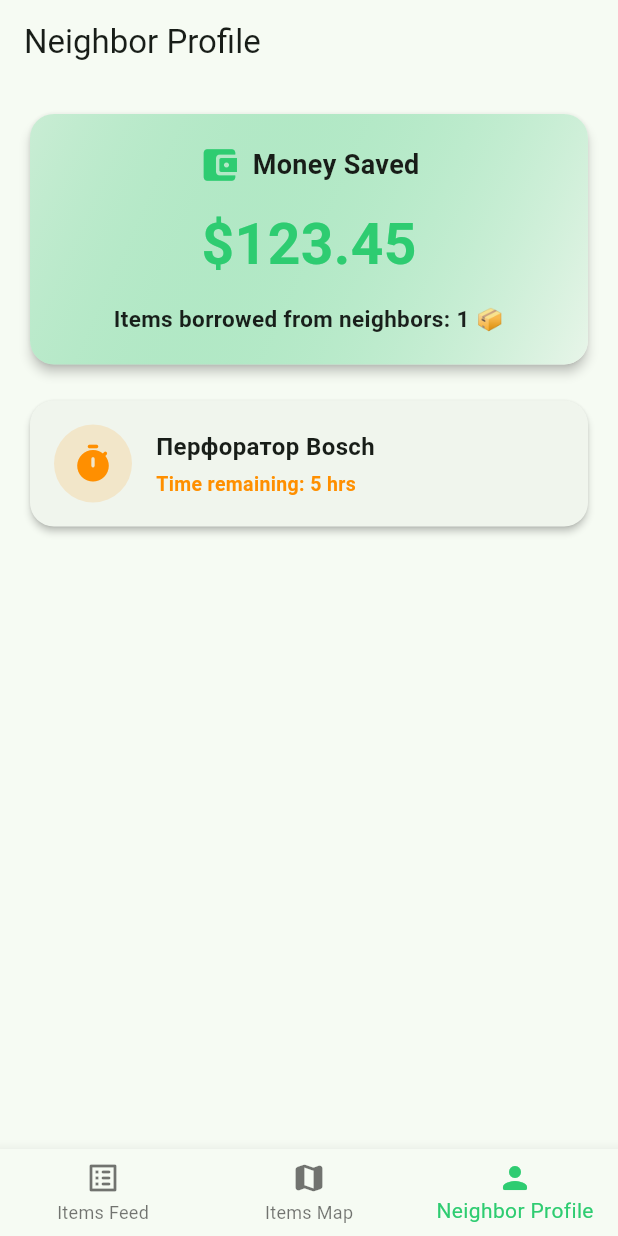
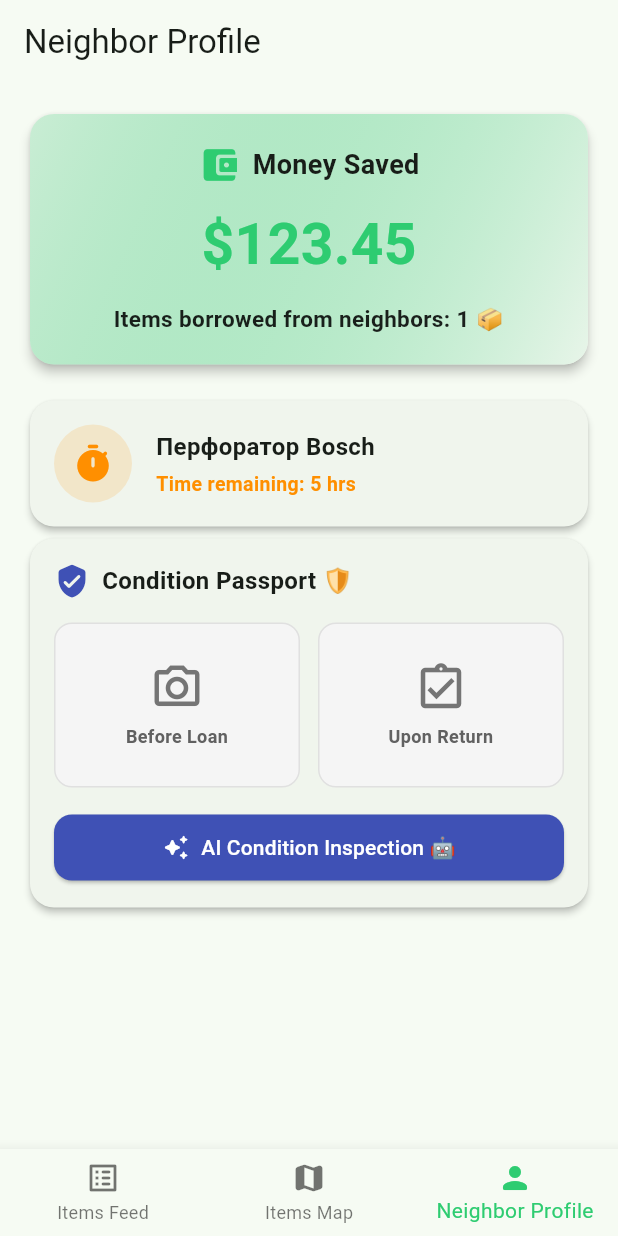
Before and after one commit to cherrydan/neighbor_share, a Flutter app: the screen it shows after launch, item 3 of the bottom bar chosen, on a phone screen of 412 x 824 dp. Run offline on Flutter 3.47's test engine with Material 3 defaults, Android fonts, the phone set to English and light mode, and no system bars.

Commit message:
feat: implement AI ItemConditionCard widget with photo slots and inspection trigger in ProfileScreen

```diff
--- a/lib/l10n/app_en.arb
+++ b/lib/l10n/app_en.arb
@@ -10,7 +10,13 @@
   "itemsBorrowedLabel": "Items borrowed from neighbors: {count} 📦",
   "activeLoanTitle": "Active Item Loan ⏳",
   "returnTimeRemaining": "Time remaining: {hours} hrs",
-  "loanOverdueWarning": "Return date overdue! 🔴"
+  "loanOverdueWarning": "Return date overdue! 🔴",
+  "conditionPassportTitle": "Condition Passport 🛡️",
+  "photoBeforeLabel": "Before Loan",
+  "photoAfterLabel": "Upon Return",
+  "aiInspectButton": "AI Condition Inspection 🤖",
+  "aiVerdictSuccess": "No damages detected! 100% Intact ✅"
+
 
 
 }
--- a/lib/l10n/app_localizations.dart
+++ b/lib/l10n/app_localizations.dart
@@ -173,6 +173,36 @@ abstract class AppLocalizations {
   /// In ru, this message translates to:
   /// **'Срок возврата истек! 🔴'**
   String get loanOverdueWarning;
+
+  /// No description provided for @conditionPassportTitle.
+  ///
+  /// In ru, this message translates to:
+  /// **'Паспорт сохранности 🛡️'**
+  String get conditionPassportTitle;
+
+  /// No description provided for @photoBeforeLabel.
+  ///
+  /// In ru, this message translates to:
+  /// **'До передачи'**
+  String get photoBeforeLabel;
+
+  /// No description provided for @photoAfterLabel.
+  ///
+  /// In ru, this message translates to:
+  /// **'При возврате'**
+  String get photoAfterLabel;
+
+  /// No description provided for @aiInspectButton.
+  ///
+  /// In ru, this message translates to:
+  /// **'AI Экспертиза сохранности 🤖'**
+  String get aiInspectButton;
+
+  /// No description provided for @aiVerdictSuccess.
+  ///
+  /// In ru, this message translates to:
+  /// **'Повреждений не обнаружено! Сохранность 100% ✅'**
+  String get aiVerdictSuccess;
 }
 
 class _AppLocalizationsDelegate
--- a/lib/l10n/app_localizations_en.dart
+++ b/lib/l10n/app_localizations_en.dart
@@ -47,4 +47,19 @@ class AppLocalizationsEn extends AppLocalizations {
 
   @override
   String get loanOverdueWarning => 'Return date overdue! 🔴';
+
+  @override
+  String get conditionPassportTitle => 'Condition Passport 🛡️';
+
+  @override
+  String get photoBeforeLabel => 'Before Loan';
+
+  @override
+  String get photoAfterLabel => 'Upon Return';
+
+  @override
+  String get aiInspectButton => 'AI Condition Inspection 🤖';
+
+  @override
+  String get aiVerdictSuccess => 'No damages detected! 100% Intact ✅';
 }
--- a/lib/screens/profile_screen.dart
+++ b/lib/screens/profile_screen.dart
@@ -1,4 +1,5 @@
 import 'package:flutter/material.dart';
+import 'package:neighbor_share/widgets/item_condition_card.dart';
 import '../l10n/app_localizations.dart';
 import '../models/item_enums.dart';
 import '../models/loan_model.dart';
@@ -41,6 +42,10 @@ class ProfileScreen extends StatelessWidget {
             loan: sampleLoan,
             itemName: 'Перфоратор Bosch',
           ),
+          ItemConditionCard(
+            photoBeforeUrl: 'https://example.com/photo_before.jpg',
+            photoAfterUrl: 'https://example.com/photo_after.jpg',
+          ),
         ],
       ),
     );
--- /dev/null
+++ b/lib/widgets/item_condition_card.dart
@@ -0,0 +1,168 @@
+import 'package:flutter/material.dart';
+import '../l10n/app_localizations.dart';
+
+class ItemConditionCard extends StatefulWidget {
+  final String? photoBeforeUrl;
+  final String? photoAfterUrl;
+
+  const ItemConditionCard({
+    super.key,
+    this.photoBeforeUrl,
+    this.photoAfterUrl,
+  });
+
+  @override
+  State<ItemConditionCard> createState() => _ItemConditionCardState();
+}
+
+class _ItemConditionCardState extends State<ItemConditionCard> {
+  bool _isAnalyzing = false;
+  String? _aiVerdict;
+
+  @override
+  Widget build(BuildContext context) {
+    final l10n = AppLocalizations.of(context)!;
+
+    return Card(
+      elevation: 2,
+      shape: RoundedRectangleBorder(borderRadius: BorderRadius.circular(16)),
+      child: Padding(
+        padding: const EdgeInsets.all(16.0),
+        child: Column(
+          crossAxisAlignment: CrossAxisAlignment.start,
+          children: [
+            // Заголовок
+            Row(
+              children: [
+                const Icon(Icons.verified_user_rounded, color: Colors.indigo, size: 24),
+                const SizedBox(width: 8),
+                Text(
+                  l10n.conditionPassportTitle,
+                  style: const TextStyle(fontSize: 16, fontWeight: FontWeight.bold),
+                ),
+              ],
+            ),
+            const SizedBox(height: 16),
+
+            // Две фото-плашки рядом
+            Row(
+              children: [
+                // 1. Фото ДО
+                Expanded(
+                  child: _buildPhotoSlot(
+                    label: l10n.photoBeforeLabel,
+                    icon: Icons.camera_alt_outlined,
+                    imageUrl: widget.photoBeforeUrl,
+                  ),
+                ),
+                const SizedBox(width: 12),
+
+                // 2. Фото ПОСЛЕ
+                Expanded(
+                  child: _buildPhotoSlot(
+                    label: l10n.photoAfterLabel,
+                    icon: Icons.assignment_turned_in_outlined,
+                    imageUrl: widget.photoAfterUrl,
+                  ),
+                ),
+              ],
+            ),
+            const SizedBox(height: 16),
+
+            // Кнопка AI Анализа
+            SizedBox(
+              width: double.infinity,
+              child: ElevatedButton.icon(
+                onPressed: _isAnalyzing
+                    ? null
+                    : () async {
+                        setState(() {
+                          _isAnalyzing = true;
+                          _aiVerdict = null;
+                        });
+
+                        // 🟢 Имитируем запрос к бесплатному ChatGPT AI (2 секунды)
+                        await Future.delayed(const Duration(seconds: 2));
+
+                        if (!mounted) return;
+                        setState(() {
+                          _isAnalyzing = false;
+                          _aiVerdict = l10n.aiVerdictSuccess;
+                        });
+                      },
+                icon: _isAnalyzing
+                    ? const SizedBox(
+                        width: 18,
+                        height: 18,
+                        child: CircularProgressIndicator(strokeWidth: 2, color: Colors.white),
+                      )
+                    : const Icon(Icons.auto_awesome_rounded),
+                label: Text(l10n.aiInspectButton),
+                style: ElevatedButton.styleFrom(
+                  backgroundColor: Colors.indigo,
+                  foregroundColor: Colors.white,
+                  padding: const EdgeInsets.symmetric(vertical: 12),
+                  shape: RoundedRectangleBorder(borderRadius: BorderRadius.circular(12)),
+                ),
+              ),
+            ),
+
+            // Вывод вердикта AI
+            if (_aiVerdict != null) ...[
+              const SizedBox(height: 12),
+              Container(
+                width: double.infinity,
+                padding: const EdgeInsets.all(12),
+                decoration: BoxDecoration(
+                  color: Colors.green.shade50,
+                  borderRadius: BorderRadius.circular(10),
+                  border: Border.all(color: Colors.green.shade300),
+                ),
+                child: Row(
+                  children: [
+                    const Icon(Icons.check_circle_rounded, color: Colors.green, size: 20),
+                    const SizedBox(width: 8),
+                    Expanded(
+                      child: Text(
+                        _aiVerdict!,
+                        style: const TextStyle(
+                          fontSize: 13,
+                          fontWeight: FontWeight.w600,
+                          color: Colors.green,
+                        ),
+                      ),
+                    ),
+                  ],
+                ),
+              ),
+            ],
+          ],
+        ),
+      ),
+    );
+  }
+
+  // Вспомогательный слот для фото
+  Widget _buildPhotoSlot({required String label, required IconData icon, String? imageUrl}) {
+    return Container(
+      height: 110,
+      decoration: BoxDecoration(
+        color: Colors.grey.shade100,
+        borderRadius: BorderRadius.circular(12),
+        border: Border.all(color: Colors.grey.shade300),
+      ),
+      child: Column(
+        mainAxisAlignment: MainAxisAlignment.center,
+        children: [
+          Icon(icon, size: 36, color: Colors.grey.shade600),
+          const SizedBox(height: 6),
+          Text(
+            label,
+            textAlign: TextAlign.center,
+            style: TextStyle(fontSize: 12, fontWeight: FontWeight.w600, color: Colors.grey.shade700),
+          ),
+        ],
+      ),
+    );
+  }
+}
```
Also changed, not shown: lib/l10n/app_es.arb (+7 -1 lines), lib/l10n/app_localizations_es.dart (+15 -0 lines), lib/l10n/app_localizations_pt.dart (+15 -0 lines), lib/l10n/app_localizations_ru.dart (+16 -0 lines), lib/l10n/app_pt.arb (+7 -1 lines), lib/l10n/app_ru.arb (+7 -1 lines).
